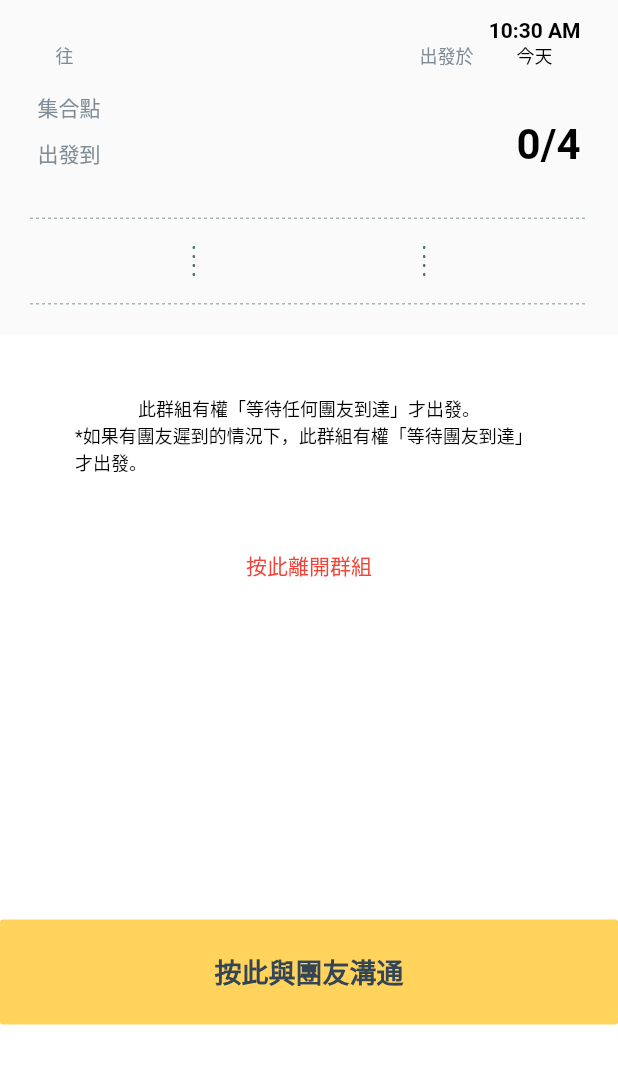
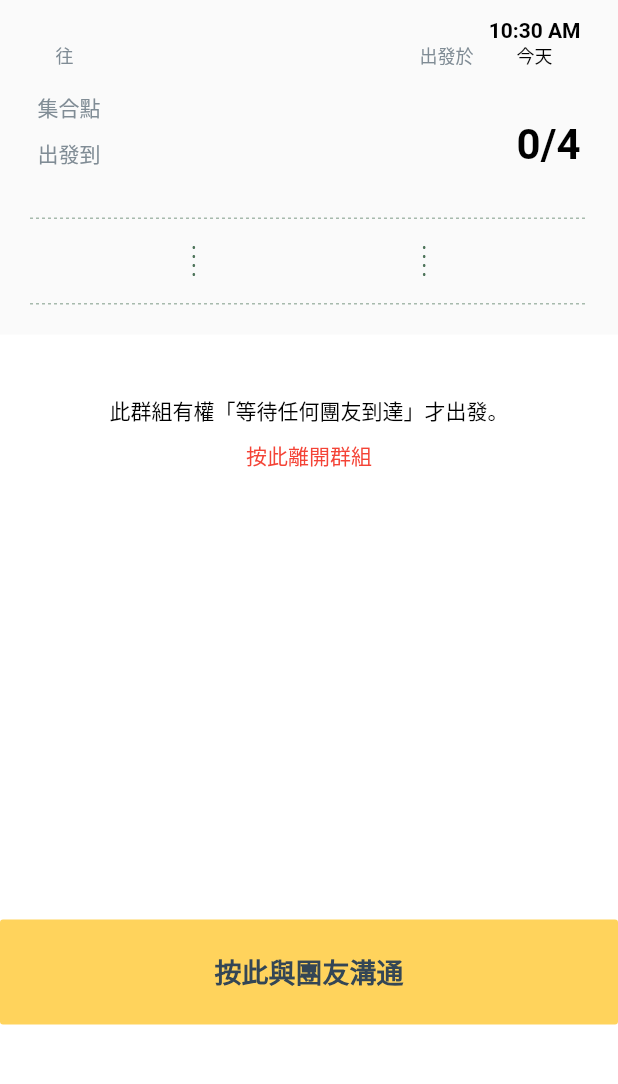
Before and after one commit to ovidiumunteanu/hk_flutter_sharecab, a Flutter app: the GroupChatScreen screen opened directly, on a phone screen of 412 x 824 dp, the part 129-1213 px from its top. Run offline on Flutter 3.47's test engine with Material 2 defaults, Android fonts, the phone set to English and light mode, and no system bars; drawn by our look-alikes of dotted_line; our stand-ins replace cloud_firestore, curved_navigation_bar, firebase_auth, firebase_messaging, flutter_spinkit, flutter_svg and 6 more; missing offline and left inert: dart:ffi, geocoder, keyboard_visibility; accounts and stored records are empty; project files that could hold a hidden picture were left out.

Commit message:
fixed issue

```diff
--- a/lib/screens/groupchat.dart
+++ b/lib/screens/groupchat.dart
@@ -501,31 +501,19 @@ class _GroupChatScreenState extends State<GroupChatScreen>
                                     ),
                                     child: Column(
                                       children: [
-                                        wait_all_member ?
-                                        Text('此群組有權「準時出發」及不會等待個別團友。',
-                                          style: TextStyle(
-                                              fontSize: 12,
-                                              color: Colors.black),
-                                        ):
-                                        Text('此群組有權「等待任何團友到達」才出發。',
-                                          style: TextStyle(
-                                              fontSize: 12,
-                                              color: Colors.black),
-                                        ),
-                                        wait_all_member ?
-                                        Text('*如果有團友遲到的情況下，此群組有權「準時出發」。',
-                                          style: TextStyle(
-                                              fontSize: 12,
-                                              color: Colors.black),
-                                        ):
-                                        Text('*如果有團友遲到的情況下，此群組有權「等待團友到達」才出發。',
-                                          style: TextStyle(
-                                              fontSize: 12,
-                                              color: Colors.black),
-                                        ),
-                                        SizedBox(
-                                          height: 40,
-                                        ),
+                                        wait_all_member
+                                            ? Text(
+                                                '此群組有權「準時出發」及不會等待個別團友。',
+                                                style: TextStyle(
+                                                    fontSize: 14,
+                                                    color: Colors.black),
+                                              )
+                                            : Text(
+                                                '此群組有權「等待任何團友到達」才出發。',
+                                                style: TextStyle(
+                                                    fontSize: 14,
+                                                    color: Colors.black),
+                                              ),
                                       ],
                                     ),
                                   ),
--- a/lib/screens/help.dart
+++ b/lib/screens/help.dart
@@ -102,13 +102,14 @@ class _HelpState extends State<Help> {
                   },
                   isExpanded: helper.isExpanded,
                   body: Column(
+                    crossAxisAlignment: CrossAxisAlignment.stretch,
                     children: <Widget>[
                       Padding(
                         padding: const EdgeInsets.only(
                             left: 10.0, right: 10.0, bottom: 20.0),
                         child: Text(
                           helper.description,
-                          textAlign: TextAlign.justify,
+                          textAlign: TextAlign.left,
                           style: TextStyle(fontSize: 16),
                         ),
                       ),
```
Also changed, not shown: pubspec.lock, 1 other file.
